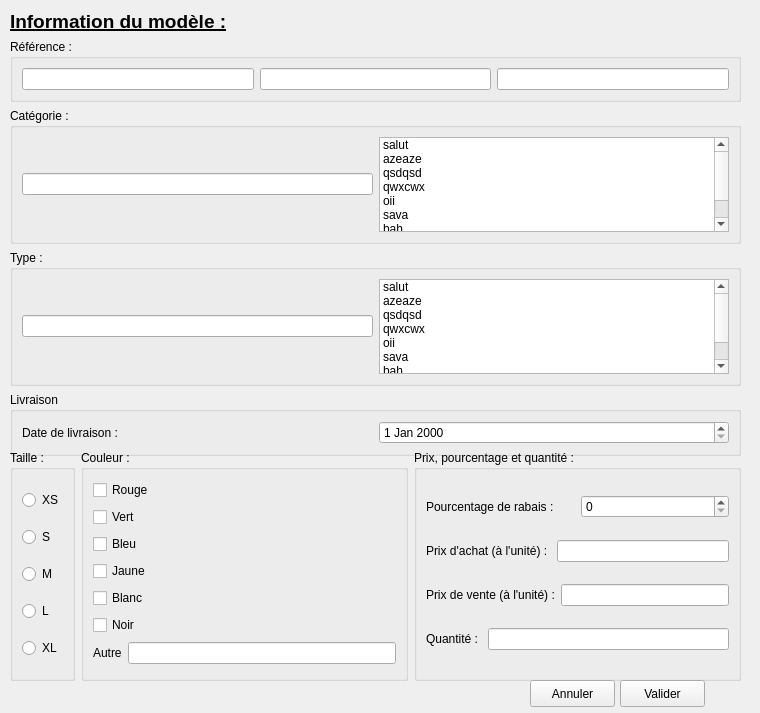
pawamoy/gestion-de-stock, file GestionDeStock/enregistrement.ui: the form before one commit.
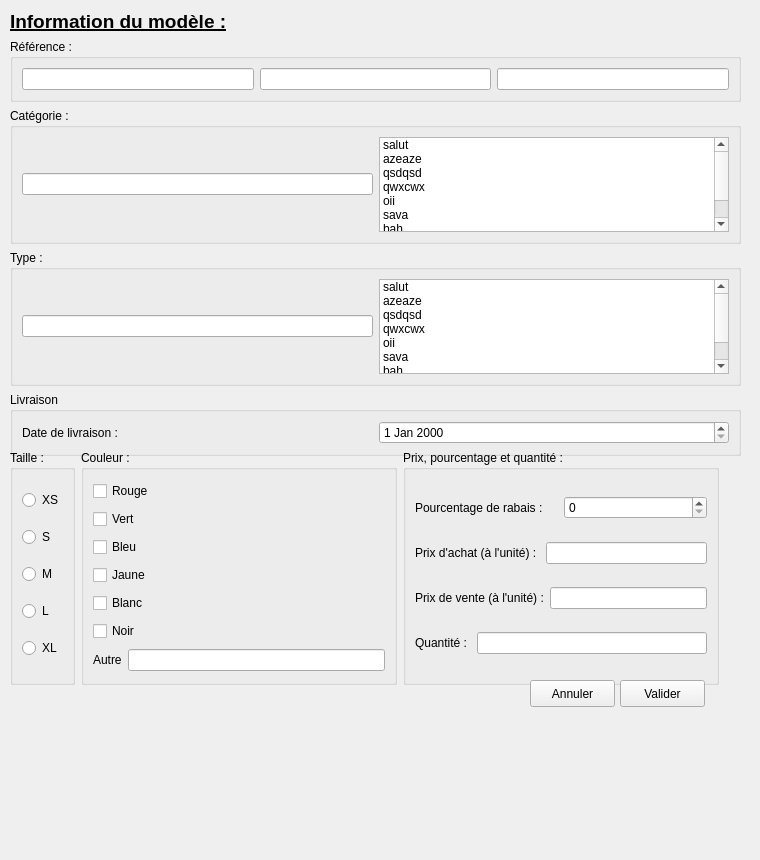
The form after the commit.

Patch:
```diff
--- a/GestionDeStock/enregistrement.ui
+++ b/GestionDeStock/enregistrement.ui
@@ -7,7 +7,7 @@
     <x>0</x>
     <y>0</y>
     <width>760</width>
-    <height>713</height>
+    <height>860</height>
    </rect>
   </property>
   <property name="windowTitle">
@@ -44,8 +44,8 @@
     <rect>
      <x>10</x>
      <y>450</y>
-     <width>731</width>
-     <height>231</height>
+     <width>709</width>
+     <height>235</height>
     </rect>
    </property>
    <layout class="QHBoxLayout" name="TCPP">
```
Left out of the diff: 10 changed lines with no effect on the pictures.
